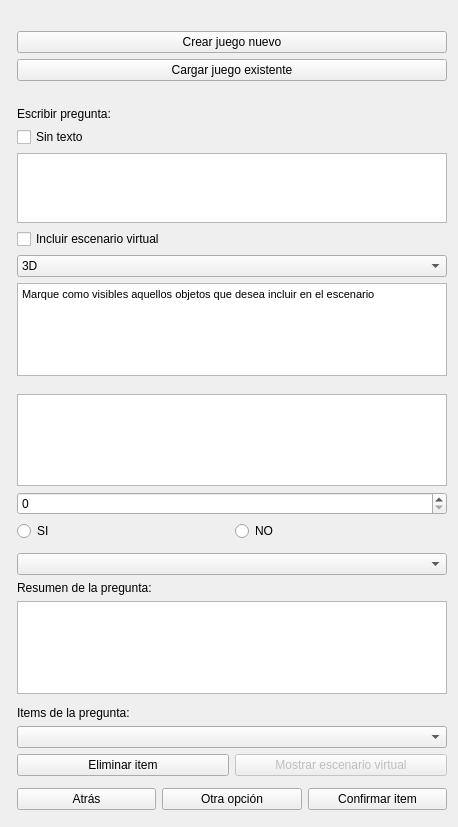
Qt form Plugins/my.awesomeproject.gameplugin/src/internal/GameControls.ui (cmosquer/MyMITKProjects) before a commit.
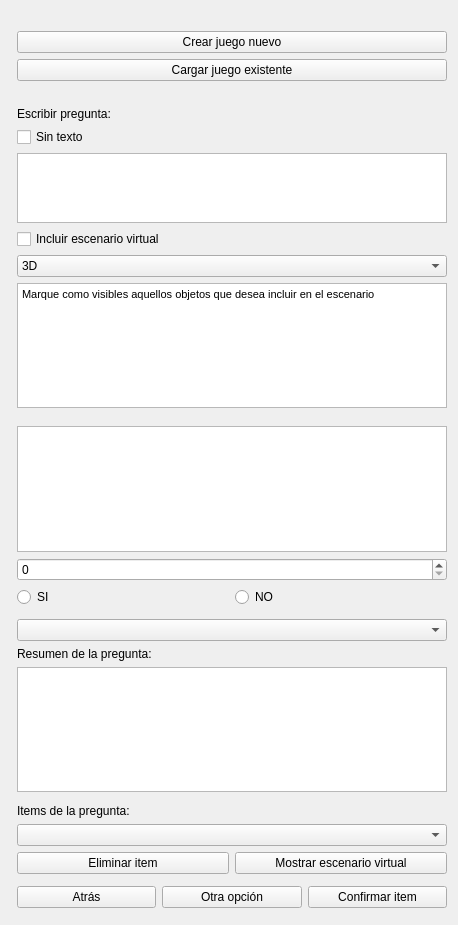
The same form after that commit.

```diff
--- a/Plugins/my.awesomeproject.gameplugin/src/internal/GameControls.ui
+++ b/Plugins/my.awesomeproject.gameplugin/src/internal/GameControls.ui
@@ -10,7 +10,7 @@
     <x>0</x>
     <y>0</y>
     <width>458</width>
-    <height>827</height>
+    <height>925</height>
    </rect>
   </property>
   <property name="windowTitle">
@@ -301,7 +301,7 @@
        <item>
         <widget class="QPushButton" name="pbMostrar">
          <property name="enabled">
-          <bool>false</bool>
+          <bool>true</bool>
          </property>
          <property name="text">
           <string>Mostrar escenario virtual</string>
```
